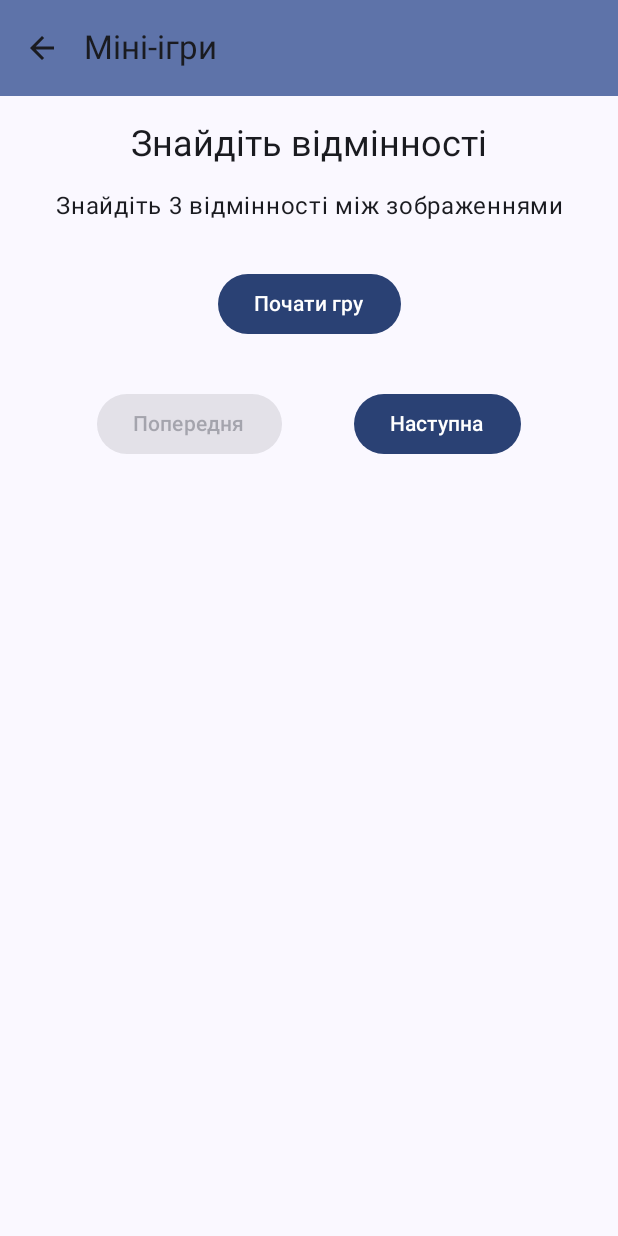
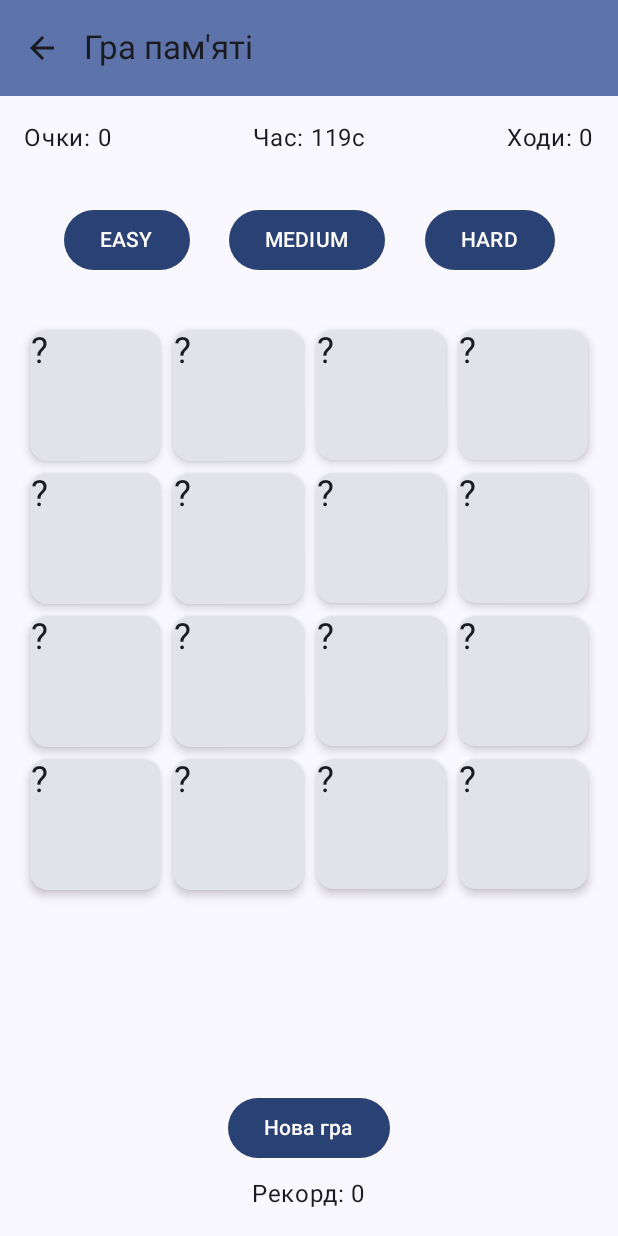
Before and after one commit to Browti/CalmStudy, an Android app built with Jetpack Compose: the MiniGamesScreen screen opened through its navigation route, on a phone screen of 412 x 824 dp. Run offline under Robolectric (Android 15) with nearby library versions, the phone set to English and light mode, and no system bars.

Commit message:
Оновлено гру Memory Game

```diff
--- a/app/src/main/java/com/example/calmstudy/MainActivity.kt
+++ b/app/src/main/java/com/example/calmstudy/MainActivity.kt
@@ -10,10 +10,7 @@ import androidx.compose.ui.Modifier
 import androidx.navigation.compose.NavHost
 import androidx.navigation.compose.composable
 import androidx.navigation.compose.rememberNavController
-import com.example.calmstudy.ui.screens.HomeScreen
-import com.example.calmstudy.ui.screens.BreathingExerciseScreen
-import com.example.calmstudy.ui.screens.MiniGamesScreen
-import com.example.calmstudy.ui.screens.PositiveQuotesScreen
+import com.example.calmstudy.ui.screens.*
 import com.example.calmstudy.ui.theme.CalmStudyTheme
 
 class MainActivity : ComponentActivity() {
--- a/app/src/main/java/com/example/calmstudy/ui/games/MemoryCardItem.kt
+++ b/app/src/main/java/com/example/calmstudy/ui/games/MemoryCardItem.kt
@@ -1,56 +1,74 @@
 package com.example.calmstudy.ui.games
 
 import androidx.compose.animation.core.animateFloatAsState
+import androidx.compose.animation.core.tween
 import androidx.compose.foundation.clickable
-import androidx.compose.foundation.layout.*
+import androidx.compose.foundation.layout.Box
+import androidx.compose.foundation.layout.aspectRatio
+import androidx.compose.foundation.layout.padding
 import androidx.compose.material3.Card
 import androidx.compose.material3.CardDefaults
-import androidx.compose.material3.MaterialTheme
 import androidx.compose.material3.Text
 import androidx.compose.runtime.Composable
 import androidx.compose.runtime.getValue
 import androidx.compose.ui.Alignment
 import androidx.compose.ui.Modifier
-import androidx.compose.ui.draw.scale
+import androidx.compose.ui.graphics.graphicsLayer
 import androidx.compose.ui.text.style.TextAlign
+import androidx.compose.ui.unit.dp
 import androidx.compose.ui.unit.sp
 
 @Composable
 fun MemoryCardItem(
-    card: MemoryCard,
+    card: Card,
     onClick: () -> Unit,
     modifier: Modifier = Modifier
 ) {
+    val rotation by animateFloatAsState(
+        targetValue = if (card.isFlipped) 180f else 0f,
+        animationSpec = tween(durationMillis = 400),
+        label = "card_flip"
+    )
+
     val scale by animateFloatAsState(
-        targetValue = if (card.isFlipped) 1f else 0.8f,
+        targetValue = if (card.isAnimating) 1.1f else 1f,
+        animationSpec = tween(durationMillis = 200),
         label = "card_scale"
     )
 
     Card(
         modifier = modifier
+            .padding(4.dp)
             .aspectRatio(1f)
-            .scale(scale)
-            .clickable(
-                enabled = !card.isMatched && !card.isFlipped,
-                onClick = onClick
-            ),
-        colors = CardDefaults.cardColors(
-            containerColor = when {
-                card.isMatched -> MaterialTheme.colorScheme.primaryContainer
-                card.isFlipped -> MaterialTheme.colorScheme.secondaryContainer
-                else -> MaterialTheme.colorScheme.surfaceVariant
+            .graphicsLayer {
+                rotationY = rotation
+                scaleX = scale
+                scaleY = scale
             }
+            .clickable(enabled = !card.isMatched && !card.isFlipped) { onClick() },
+        elevation = CardDefaults.cardElevation(
+            defaultElevation = if (card.isMatched) 0.dp else 4.dp
         )
     ) {
         Box(
-            modifier = Modifier.fillMaxSize(),
             contentAlignment = Alignment.Center
         ) {
-            if (card.isFlipped || card.isMatched) {
+            if (rotation <= 90f) {
+                // Показуємо рубашку карти
+                Text(
+                    text = "?",
+                    fontSize = 24.sp,
+                    textAlign = TextAlign.Center
+                )
+            } else {
+                // Показуємо емодзі
                 Text(
                     text = card.emoji,
                     fontSize = 32.sp,
-                    textAlign = TextAlign.Center
+                    textAlign = TextAlign.Center,
+                    modifier = Modifier.graphicsLayer {
+                        rotationY = 180f
+                    }
                 )
             }
         }
--- a/app/src/main/java/com/example/calmstudy/ui/games/MemoryGame.kt
+++ b/app/src/main/java/com/example/calmstudy/ui/games/MemoryGame.kt
@@ -1,43 +1,88 @@
 package com.example.calmstudy.ui.games
 
-data class MemoryCard(
+import kotlinx.coroutines.flow.MutableStateFlow
+import kotlinx.coroutines.flow.StateFlow
+import kotlin.time.Duration
+import kotlin.time.Duration.Companion.seconds
+
+data class Card(
     val id: Int,
     val emoji: String,
     var isFlipped: Boolean = false,
-    var isMatched: Boolean = false
+    var isMatched: Boolean = false,
+    var isAnimating: Boolean = false
+)
+
+enum class Difficulty(val pairsCount: Int, val timeLimit: Duration) {
+    EASY(8, 120.seconds),
+    MEDIUM(12, 180.seconds),
+    HARD(16, 240.seconds)
+}
+
+data class GameState(
+    val cards: List<Card> = emptyList(),
+    val score: Int = 0,
+    val moves: Int = 0,
+    val timeRemaining: Duration = Duration.ZERO,
+    val isGameOver: Boolean = false,
+    val difficulty: Difficulty = Difficulty.EASY,
+    val highScore: Int = 0
 )
 
 class MemoryGame {
-    private val emojis = listOf("A", "B", "C", "D", "E", "F", "G", "H")  // Замінили емодзі на літери
-    private var cards = mutableListOf<MemoryCard>()
-    private var selectedCards = mutableListOf<MemoryCard>()
-    private var score = 0
-    private var moves = 0
+    private val _gameState = MutableStateFlow(GameState())
+    val gameState: StateFlow<GameState> = _gameState
 
-    init {
-        resetGame()
+    private val emojis = listOf(
+        "🎮", "🎲", "🎯", "🎨", "🎭", "🎪", "🎟️", "🎠",
+        "🎸", "🎺", "🎻", "🎹", "🎼", "🎧", "🎤", "🎵"
+    )
+    private var selectedCards = mutableListOf<Card>()
+    private var highScores = mutableMapOf<Difficulty, Int>()
+
+    fun startGame(difficulty: Difficulty) {
+        val pairs = difficulty.pairsCount
+        val gameEmojis = emojis.take(pairs)
+        val cards = (gameEmojis + gameEmojis).shuffled().mapIndexed { index, emoji ->
+            Card(id = index, emoji = emoji)
+        }
+
+        _gameState.value = GameState(
+            cards = cards,
+            timeRemaining = difficulty.timeLimit,
+            difficulty = difficulty,
+            highScore = highScores[difficulty] ?: 0
+        )
     }
 
-    fun resetGame() {
-        cards.clear()
-        for (symbol in emojis) {
-            cards.add(MemoryCard(cards.size, symbol))
-            cards.add(MemoryCard(cards.size, symbol))
+    fun updateTimer() {
+        val currentState = _gameState.value
+        if (currentState.timeRemaining > Duration.ZERO && !currentState.isGameOver) {
+            _gameState.value = currentState.copy(
+                timeRemaining = currentState.timeRemaining - 1.seconds,
+                isGameOver = currentState.timeRemaining <= 1.seconds
+            )
         }
-        cards.shuffle()
-        selectedCards.clear()
-        score = 0
-        moves = 0
     }
 
-    fun selectCard(card: MemoryCard): Boolean {
-        if (card.isMatched || card.isFlipped || selectedCards.size >= 2) return false
+    fun selectCard(card: Card): Boolean {
+        val currentState = _gameState.value
+        if (currentState.isGameOver ||
+            card.isMatched ||
+            card.isFlipped ||
+            selectedCards.size >= 2) return false
 
-        card.isFlipped = true
-        selectedCards.add(card)
+        val updatedCard = card.copy(isFlipped = true, isAnimating = true)
+        val updatedCards = currentState.cards.map {
+            if (it.id == card.id) updatedCard else it
+        }
+        selectedCards.add(updatedCard)
+
+        _gameState.value = currentState.copy(cards = updatedCards)
 
         if (selectedCards.size == 2) {
-            moves++
+            val newState = currentState.copy(moves = currentState.moves + 1)
+            _gameState.value = newState
             return checkMatch()
         }
         return false
@@ -46,23 +91,50 @@ class MemoryGame {
     private fun checkMatch(): Boolean {
         val (card1, card2) = selectedCards
         val isMatch = card1.emoji == card2.emoji
+        val currentState = _gameState.value
 
         if (isMatch) {
-            card1.isMatched = true
-            card2.isMatched = true
-            score += 10
+            val updatedCards = currentState.cards.map { card ->
+                when (card.id) {
+                    card1.id, card2.id -> card.copy(isMatched = true, isAnimating = false)
+                    else -> card
+                }
+            }
+            val newScore = currentState.score + calculateScore(currentState.timeRemaining)
+            _gameState.value = currentState.copy(
+                cards = updatedCards,
+                score = newScore,
+                isGameOver = updatedCards.all { it.isMatched }
+            )
+
+            if (currentState.isGameOver && newScore > (highScores[currentState.difficulty] ?: 0)) {
+                highScores[currentState.difficulty] = newScore
+            }
         }
 
         return isMatch
     }
 
+    private fun calculateScore(timeRemaining: Duration): Int {
+        return (20 + (timeRemaining.inWholeSeconds / 2)).toInt()
+    }
+
     fun unflipCards() {
-        selectedCards.forEach { it.isFlipped = false }
+        val currentState = _gameState.value
+        val updatedCards = currentState.cards.map { card ->
+            if (selectedCards.any { it.id == card.id }) {
+                card.copy(isFlipped = false, isAnimating = false)
+            } else card
+        }
+        _gameState.value = currentState.copy(cards = updatedCards)
         selectedCards.clear()
     }
 
-    fun getCards(): List<MemoryCard> = cards
-    fun getScore(): Int = score
-    fun getMoves(): Int = moves
-    fun isGameComplete(): Boolean = cards.all { it.isMatched }
+    fun resetGame() {
+        startGame(_gameState.value.difficulty)
+    }
+
+    fun changeDifficulty(difficulty: Difficulty) {
+        startGame(difficulty)
+    }
 }
--- a/app/src/main/java/com/example/calmstudy/ui/screens/MiniGamesScreen.kt
+++ b/app/src/main/java/com/example/calmstudy/ui/screens/MiniGamesScreen.kt
@@ -1,6 +1,9 @@
 package com.example.calmstudy.ui.screens
 
 import androidx.compose.foundation.layout.*
+import androidx.compose.foundation.lazy.grid.GridCells
+import androidx.compose.foundation.lazy.grid.LazyVerticalGrid
+import androidx.compose.foundation.lazy.grid.items
 import androidx.compose.material.icons.Icons
 import androidx.compose.material.icons.filled.ArrowBack
 import androidx.compose.material3.*
@@ -10,24 +13,28 @@ import androidx.compose.ui.Modifier
 import androidx.compose.ui.text.style.TextAlign
 import androidx.compose.ui.unit.dp
 import androidx.navigation.NavController
+import com.example.calmstudy.ui.games.*
+import kotlinx.coroutines.*
+import kotlin.time.Duration.Companion.seconds
 
 @OptIn(ExperimentalMaterial3Api::class)
 @Composable
 fun MiniGamesScreen(navController: NavController) {
-    var currentGame by remember { mutableStateOf(0) }
-    var score by remember { mutableStateOf(0) }
-    var isPlaying by remember { mutableStateOf(false) }
+    var game by remember { mutableStateOf(MemoryGame()) }
+    val gameState by game.gameState.collectAsState()
 
-    val games = listOf(
-        "Знайдіть відмінності" to "Знайдіть 3 відмінності між зображеннями",
-        "Складання пазлу" to "Складіть пазл з 9 частин",
-        "Знайдіть пару" to "Знайдіть всі пари карток"
-    )
+    LaunchedEffect(Unit) {
+        game.startGame(Difficulty.EASY)
+        while (true) {
+            delay(1.seconds)
+            game.updateTimer()
+        }
+    }
 
     Scaffold(
         topBar = {
             TopAppBar(
-                title = { Text("Міні-ігри") },
+                title = { Text("Гра пам'яті") },
                 navigationIcon = {
                     IconButton(onClick = { navController.navigateUp() }) {
                         Icon(Icons.Default.ArrowBack, contentDescription = "Назад")
@@ -47,72 +54,81 @@ fun MiniGamesScreen(navController: NavController) {
             horizontalAlignment = Alignment.CenterHorizontally,
             verticalArrangement = Arrangement.spacedBy(16.dp)
         ) {
-            Text(
-                text = games[currentGame].first,
-                style = MaterialTheme.typography.headlineSmall,
-                textAlign = TextAlign.Center
-            )
+            // Інформаційна панель
+            Row(
+                modifier = Modifier
+                    .fillMaxWidth()
+                    .padding(bottom = 16.dp),
+                horizontalArrangement = Arrangement.SpaceBetween
+            ) {
+                Text("Очки: ${gameState.score}")
+                Text("Час: ${gameState.timeRemaining.inWholeSeconds}с")
+                Text("Ходи: ${gameState.moves}")
+            }
 
-            Text(
-                text = games[currentGame].second,
-                style = MaterialTheme.typography.bodyLarge,
-                textAlign = TextAlign.Center
-            )
+            // Вибір складності
+            Row(
+                modifier = Modifier
+                    .fillMaxWidth()
+                    .padding(bottom = 16.dp),
+                horizontalArrangement = Arrangement.SpaceEvenly
+            ) {
+                Difficulty.values().forEach { difficulty ->
+                    Button(
+                        onClick = { game.changeDifficulty(difficulty) },
+                        enabled = !gameState.isGameOver
+                    ) {
+                        Text(difficulty.name)
+                    }
+                }
+            }
 
-            if (isPlaying) {
-                Box(
-                    modifier = Modifier
-                        .weight(1f)
-                        .fillMaxWidth(),
-                    contentAlignment = Alignment.Center
-                ) {
+            // Сітка з картками
+            LazyVerticalGrid(
+                columns = GridCells.Adaptive(minSize = 80.dp),
+                modifier = Modifier.weight(1f)
+            ) {
+                items(gameState.cards) { card ->
+                    MemoryCardItem(
+                        card = card,
+                        onClick = {
+                            if (game.selectCard(card)) {
+                                // Карти співпали
+                            } else {
+                                // Карти не співпали, перевертаємо їх назад
+                                CoroutineScope(Dispatchers.Main).launch {
+                                    delay(1000)
+                                    game.unflipCards()
+                                }
+                            }
+                        }
+                    )
+                }
+            }
+
+            // Кнопка "Нова гра" та рекорд
+            Column(
+                modifier = Modifier.padding(top = 16.dp),
+                horizontalAlignment = Alignment.CenterHorizontally
+            ) {
+                if (gameState.isGameOver) {
                     Text(
-                        text = "Ігрове поле",
+                        "Гра завершена! ${if (gameState.score > gameState.highScore) "Новий рекорд!" else ""}",
                         style = MaterialTheme.typography.titleMedium
                     )
                 }
 
-                Row(
-                    modifier = Modifier.fillMaxWidth(),
-                    horizontalArrangement = Arrangement.SpaceEvenly
+                Button(
+                    onClick = { game.resetGame() },
+                    modifier = Modifier.padding(top = 8.dp)
                 ) {
-                    Text(
-                        text = "Рахунок: $score",
-                        style = MaterialTheme.typography.titleMedium
-                    )
-                    Button(onClick = { isPlaying = false }) {
-                        Text("Закінчити")
-                    }
-                }
-            } else {
-                Button(
-                    onClick = { isPlaying = true },
-                    modifier = Modifier.padding(16.dp)
-                ) {
-                    Text("Почати гру")
+                    Text("Нова гра")
                 }
 
-                Row(
-                    modifier = Modifier.fillMaxWidth(),
-                    horizontalArrangement = Arrangement.SpaceEvenly
-                ) {
-                    Button(
-                        onClick = {
-                            if (currentGame > 0) currentGame--
-                        },
-                        enabled = currentGame > 0
-                    ) {
-                        Text("Попередня")
-                    }
-                    Button(
-                        onClick = {
-                            if (currentGame < games.size - 1) currentGame++
-                        },
-                        enabled = currentGame < games.size - 1
-                    ) {
-                        Text("Наступна")
-                    }
-                }
+                Text(
+                    "Рекорд: ${gameState.highScore}",
+                    modifier = Modifier.padding(top = 8.dp)
+                )
             }
         }
     }
```
